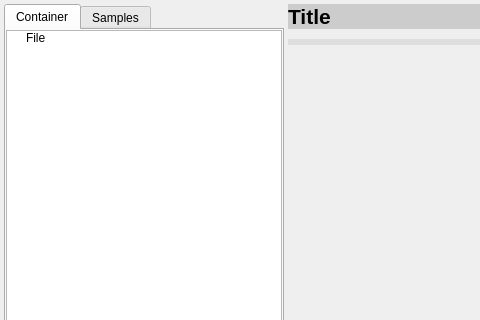
Before: the Qt Designer form mini_analyser/ui/tabcontainer.ui in emericg/MiniVideo, drawn with Qt 5; both pictures show x 0 to 480 and y 0 to 320 of the 986 by 637 pixel window.
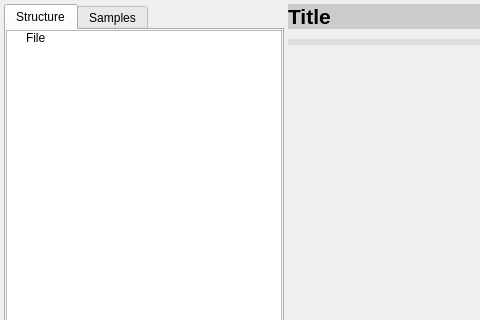
After: the same form once the commit is applied. Custom widgets are drawn as their Qt base class.

Patch:
```diff
--- a/mini_analyser/ui/tabcontainer.ui
+++ b/mini_analyser/ui/tabcontainer.ui
@@ -48,7 +48,7 @@
      </property>
      <widget class="QWidget" name="tabContainer_2">
       <attribute name="title">
-       <string>Container</string>
+       <string>Structure</string>
       </attribute>
       <layout class="QGridLayout" name="gridLayout_2">
        <property name="leftMargin">
```
Left out of the diff: 8 changed lines with no effect on the pictures.
